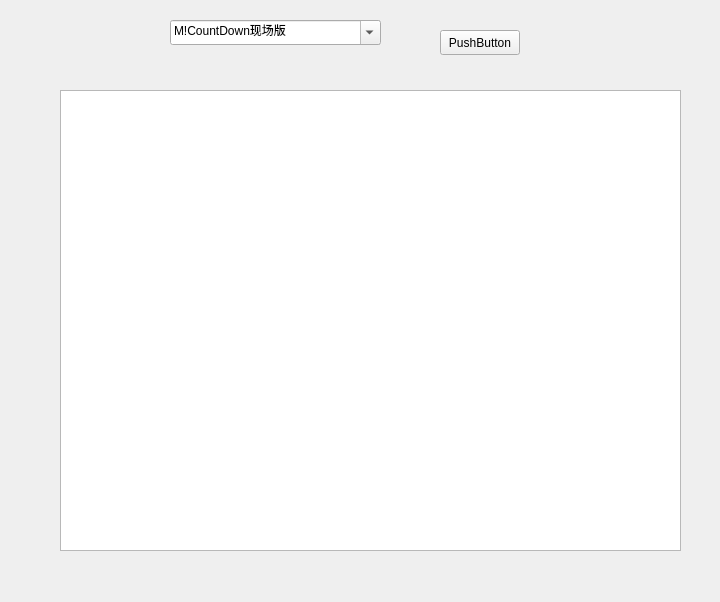
Old version of the form src/funweb/funweb.ui in the repository kitech/smplayer.
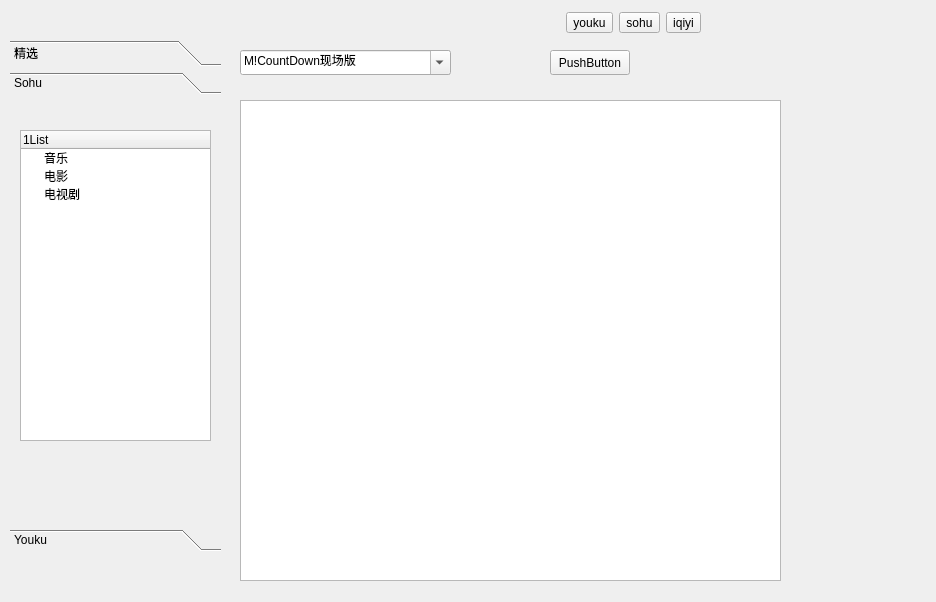
New version of the form.

```diff
--- a/src/funweb/funweb.ui
+++ b/src/funweb/funweb.ui
@@ -6,7 +6,7 @@
    <rect>
     <x>0</x>
     <y>0</y>
-    <width>720</width>
+    <width>936</width>
     <height>602</height>
    </rect>
   </property>
@@ -16,10 +16,10 @@
   <widget class="QListView" name="listView">
    <property name="geometry">
     <rect>
-     <x>60</x>
-     <y>90</y>
-     <width>621</width>
-     <height>461</height>
+     <x>240</x>
+     <y>100</y>
+     <width>541</width>
+     <height>481</height>
     </rect>
    </property>
    <property name="editTriggers">
@@ -29,8 +29,8 @@
   <widget class="QPushButton" name="pushButton">
    <property name="geometry">
     <rect>
-     <x>440</x>
-     <y>30</y>
+     <x>550</x>
+     <y>50</y>
      <width>80</width>
      <height>25</height>
     </rect>
@@ -42,8 +42,8 @@
   <widget class="QComboBox" name="comboBox">
    <property name="geometry">
     <rect>
-     <x>170</x>
-     <y>20</y>
+     <x>240</x>
+     <y>50</y>
      <width>211</width>
      <height>25</height>
     </rect>
@@ -62,6 +62,126 @@
     </property>
    </item>
   </widget>
+  <widget class="QToolBox" name="toolBox">
+   <property name="geometry">
+    <rect>
+     <x>10</x>
+     <y>40</y>
+     <width>211</width>
+     <height>511</height>
+    </rect>
+   </property>
+   <property name="currentIndex">
+    <number>1</number>
+   </property>
+   <widget class="QWidget" name="page_3">
+    <attribute name="label">
+     <string>精选</string>
+    </attribute>
+   </widget>
+   <widget class="QWidget" name="page">
+    <property name="geometry">
+     <rect>
+      <x>0</x>
+      <y>0</y>
+      <width>211</width>
+      <height>418</height>
+     </rect>
+    </property>
+    <attribute name="label">
+     <string>Sohu</string>
+    </attribute>
+    <widget class="QTreeWidget" name="treeWidget">
+     <property name="geometry">
+      <rect>
+       <x>10</x>
+       <y>30</y>
+       <width>191</width>
+       <height>311</height>
+      </rect>
+     </property>
+     <column>
+      <property name="text">
+       <string>1List</string>
+      </property>
+     </column>
+     <item>
+      <property name="text">
+       <string>音乐</string>
+      </property>
+     </item>
+     <item>
+      <property name="text">
+       <string>电影</string>
+      </property>
+     </item>
+     <item>
+      <property name="text">
+       <string>电视剧</string>
+      </property>
+     </item>
+    </widget>
+   </widget>
+   <widget class="QWidget" name="page_2">
+    <property name="geometry">
+     <rect>
+      <x>0</x>
+      <y>0</y>
+      <width>211</width>
+      <height>418</height>
+     </rect>
+    </property>
+    <attribute name="label">
+     <string>Youku</string>
+    </attribute>
+   </widget>
+  </widget>
+  <widget class="QWidget" name="">
+   <property name="geometry">
+    <rect>
+     <x>330</x>
+     <y>10</y>
+     <width>371</width>
+     <height>26</height>
+    </rect>
+   </property>
+   <layout class="QHBoxLayout" name="horizontalLayout">
+    <item>
+     <spacer name="horizontalSpacer">
+      <property name="orientation">
+       <enum>Qt::Horizontal</enum>
+      </property>
+      <property name="sizeHint" stdset="0">
+       <size>
+        <width>40</width>
+        <height>20</height>
+       </size>
+      </property>
+     </spacer>
+    </item>
+    <item>
+     <widget class="QToolButton" name="toolButton">
+      <property name="text">
+       <string>youku</string>
+      </property>
+     </widget>
+    </item>
+    <item>
+     <widget class="QToolButton" name="toolButton_2">
+      <property name="text">
+       <string>sohu</string>
+      </property>
+     </widget>
+    </item>
+    <item>
+     <widget class="QToolButton" name="toolButton_3">
+      <property name="text">
+       <string>iqiyi</string>
+      </property>
+     </widget>
+    </item>
+   </layout>
+  </widget>
  </widget>
  <resources/>
  <connections/>
```
